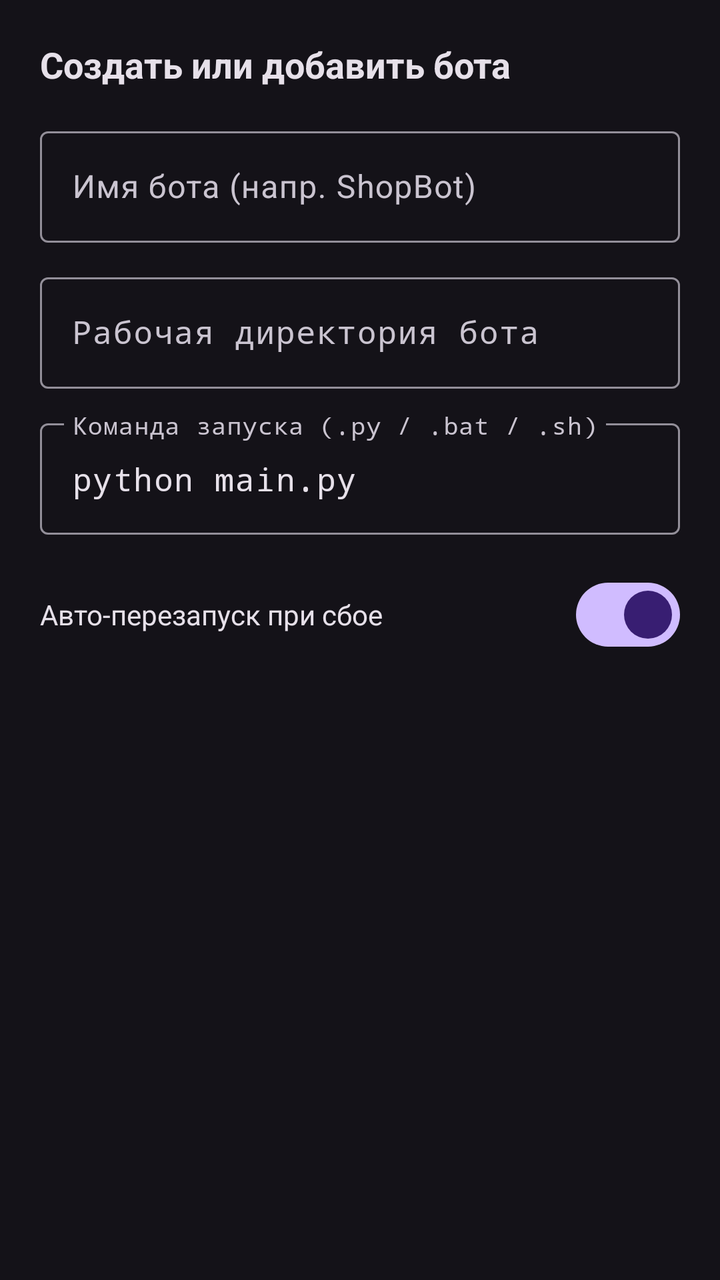
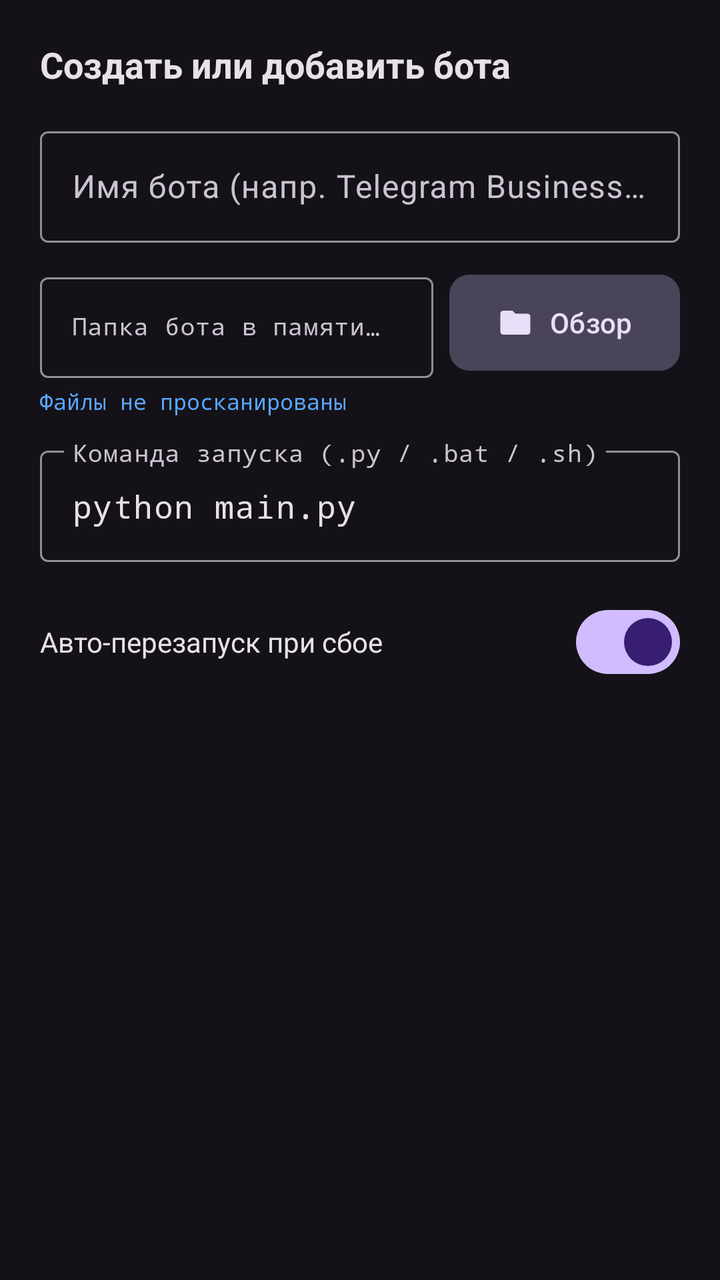

Two renders of the same Android screen: before a commit and after it. Below are the layout's source before the change and the commit's diff.
<!-- AndroidManifest.xml: application theme Theme.TeleHost -->
<!-- res/layout/dialog_add_bot.xml -->
<?xml version="1.0" encoding="utf-8"?>
<LinearLayout xmlns:android="http://schemas.android.com/apk/res/android"
    xmlns:app="http://schemas.android.com/apk/res-auto"
    android:layout_width="match_parent"
    android:layout_height="wrap_content"
    android:orientation="vertical"
    android:padding="20dp">

    <TextView
        android:layout_width="wrap_content"
        android:layout_height="wrap_content"
        android:text="Создать или добавить бота"
        android:textColor="@color/on_surface"
        android:textSize="18sp"
        android:textStyle="bold" />

    <com.google.android.material.textfield.TextInputLayout
        android:id="@+id/tilBotName"
        style="@style/Widget.Material3.TextInputLayout.OutlinedBox"
        android:layout_width="match_parent"
        android:layout_height="wrap_content"
        android:layout_marginTop="16dp"
        android:hint="Имя бота (напр. ShopBot)">

        <com.google.android.material.textfield.TextInputEditText
            android:id="@+id/etBotName"
            android:layout_width="match_parent"
            android:layout_height="wrap_content"
            android:inputType="text" />
    </com.google.android.material.textfield.TextInputLayout>

    <com.google.android.material.textfield.TextInputLayout
        android:id="@+id/tilBotDir"
        style="@style/Widget.Material3.TextInputLayout.OutlinedBox"
        android:layout_width="match_parent"
        android:layout_height="wrap_content"
        android:layout_marginTop="12dp"
        android:hint="Рабочая директория бота">

        <com.google.android.material.textfield.TextInputEditText
            android:id="@+id/etBotDir"
            android:layout_width="match_parent"
            android:layout_height="wrap_content"
            android:fontFamily="monospace"
            android:inputType="textUri" />
    </com.google.android.material.textfield.TextInputLayout>

    <com.google.android.material.textfield.TextInputLayout
        android:id="@+id/tilBotCommand"
        style="@style/Widget.Material3.TextInputLayout.OutlinedBox"
        android:layout_width="match_parent"
        android:layout_height="wrap_content"
        android:layout_marginTop="12dp"
        android:hint="Команда запуска (.py / .bat / .sh)">

        <com.google.android.material.textfield.TextInputEditText
            android:id="@+id/etBotCommand"
            android:layout_width="match_parent"
            android:layout_height="wrap_content"
            android:fontFamily="monospace"
            android:inputType="text"
            android:text="python main.py" />
    </com.google.android.material.textfield.TextInputLayout>

    <LinearLayout
        android:layout_width="match_parent"
        android:layout_height="wrap_content"
        android:layout_marginTop="16dp"
        android:gravity="center_vertical"
        android:orientation="horizontal">

        <TextView
            android:layout_width="0dp"
            android:layout_height="wrap_content"
            android:layout_weight="1"
            android:text="Авто-перезапуск при сбое"
            android:textColor="@color/on_surface"
            android:textSize="14sp" />

        <com.google.android.material.materialswitch.MaterialSwitch
            android:id="@+id/switchAutoRestart"
            android:layout_width="wrap_content"
            android:layout_height="wrap_content"
            android:checked="true" />
    </LinearLayout>
</LinearLayout>
<!-- resources referenced by this layout -->
<resources>
  <color name="on_surface">#E6E0E9</color>
  <style name="Theme.TeleHost" parent="Theme.Material3.Dark.NoActionBar">
          <item name="colorPrimary">@color/primary</item>
          <item name="colorOnPrimary">@color/on_primary</item>
          <item name="colorPrimaryContainer">@color/primary_container</item>
          <item name="colorOnPrimaryContainer">@color/on_primary_container</item>
          <item name="colorSecondary">@color/secondary</item>
          <item name="colorOnSecondary">@color/on_secondary</item>
          <item name="android:colorBackground">@color/background</item>
          <item name="colorSurface">@color/surface</item>
          <item name="colorOnSurface">@color/on_surface</item>
          <item name="colorSurfaceVariant">@color/surface_variant</item>
          <item name="colorOnSurfaceVariant">@color/on_surface_variant</item>
          <item name="android:statusBarColor">@android:color/transparent</item>
          <item name="android:navigationBarColor">@android:color/transparent</item>
          <item name="android:windowLightStatusBar">false</item>
          <item name="android:windowLightNavigationBar">false</item>
      </style>
  <color name="primary">#D0BCFF</color>
  <color name="on_primary">#381E72</color>
  <color name="primary_container">#4F378B</color>
  <color name="on_primary_container">#EADDFF</color>
  <color name="secondary">#CCC2DC</color>
  <color name="on_secondary">#332D41</color>
  <color name="background">#141218</color>
  <color name="surface">#141218</color>
  <color name="surface_variant">#49454F</color>
  <color name="on_surface_variant">#CAC4D0</color>
</resources>

<!-- the commit's change to res/layout/dialog_add_bot.xml (unified diff, before → after) -->
@@ -20,7 +20,7 @@
         android:layout_width="match_parent"
         android:layout_height="wrap_content"
         android:layout_marginTop="16dp"
-        android:hint="Имя бота (напр. ShopBot)">
+        android:hint="Имя бота (напр. Telegram Business Bot)">
 
         <com.google.android.material.textfield.TextInputEditText
             android:id="@+id/etBotName"
@@ -29,21 +29,52 @@
             android:inputType="text" />
     </com.google.android.material.textfield.TextInputLayout>
 
-    <com.google.android.material.textfield.TextInputLayout
-        android:id="@+id/tilBotDir"
-        style="@style/Widget.Material3.TextInputLayout.OutlinedBox"
+    
+    <LinearLayout
         android:layout_width="match_parent"
         android:layout_height="wrap_content"
         android:layout_marginTop="12dp"
-        android:hint="Рабочая директория бота">
+        android:gravity="center_vertical"
+        android:orientation="horizontal">
 
-        <com.google.android.material.textfield.TextInputEditText
-            android:id="@+id/etBotDir"
-            android:layout_width="match_parent"
+        <com.google.android.material.textfield.TextInputLayout
+            android:id="@+id/tilBotDir"
+            style="@style/Widget.Material3.TextInputLayout.OutlinedBox"
+            android:layout_width="0dp"
             android:layout_height="wrap_content"
-            android:fontFamily="monospace"
-            android:inputType="textUri" />
-    </com.google.android.material.textfield.TextInputLayout>
+            android:layout_weight="1"
+            android:hint="Папка бота в памяти устройства">
+
+            <com.google.android.material.textfield.TextInputEditText
+                android:id="@+id/etBotDir"
+                android:layout_width="match_parent"
+                android:layout_height="wrap_content"
+                android:fontFamily="monospace"
+                android:inputType="textUri"
+                android:textSize="12sp" />
+        </com.google.android.material.textfield.TextInputLayout>
+
+        <com.google.android.material.button.MaterialButton
+            android:id="@+id/btnBrowseFolder"
+            style="@style/Widget.Material3.Button.TonalButton"
+            android:layout_width="wrap_content"
+            android:layout_height="56dp"
+            android:layout_marginStart="8dp"
+            android:text="Обзор"
+            app:cornerRadius="10dp"
+            app:icon="@drawable/ic_folder" />
+    </LinearLayout>
+
+    
+    <TextView
+        android:id="@+id/tvScanResult"
+        android:layout_width="match_parent"
+        android:layout_height="wrap_content"
+        android:layout_marginTop="4dp"
+        android:fontFamily="monospace"
+        android:text="Файлы не просканированы"
+        android:textColor="@color/terminal_blue"
+        android:textSize="11sp" />
 
     <com.google.android.material.textfield.TextInputLayout
         android:id="@+id/tilBotCommand"
<!-- resource entries referenced after the edit -->
@@ -1,6 +1,18 @@
 <!-- resources referenced by this layout -->
 <resources>
   <color name="on_surface">#E6E0E9</color>
+  <color name="terminal_blue">#58A6FF</color>
+  <!-- drawable ic_folder (drawable) -->
+  <vector xmlns:android="http://schemas.android.com/apk/res/android"
+      android:width="24dp"
+      android:height="24dp"
+      android:viewportWidth="24"
+      android:viewportHeight="24"
+      android:tint="?attr/colorControlNormal">
+      <path
+          android:fillColor="@android:color/white"
+          android:pathData="M10,4H4C2.89,4 2,4.89 2,6V18A2,2 0 0,0 4,20H20A2,2 0 0,0 22,18V8C22,6.89 21.1,6 20,6H12L10,4Z"/>
+  </vector>
   <style name="Theme.TeleHost" parent="Theme.Material3.Dark.NoActionBar">
           <item name="colorPrimary">@color/primary</item>
           <item name="colorOnPrimary">@color/on_primary</item>
